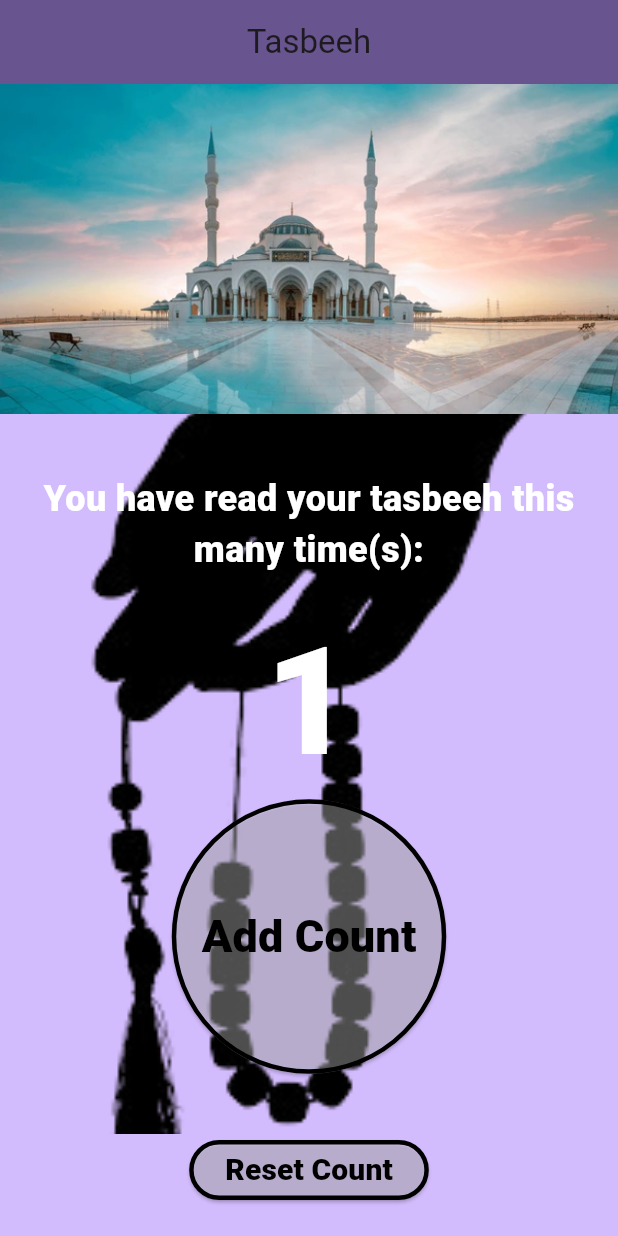
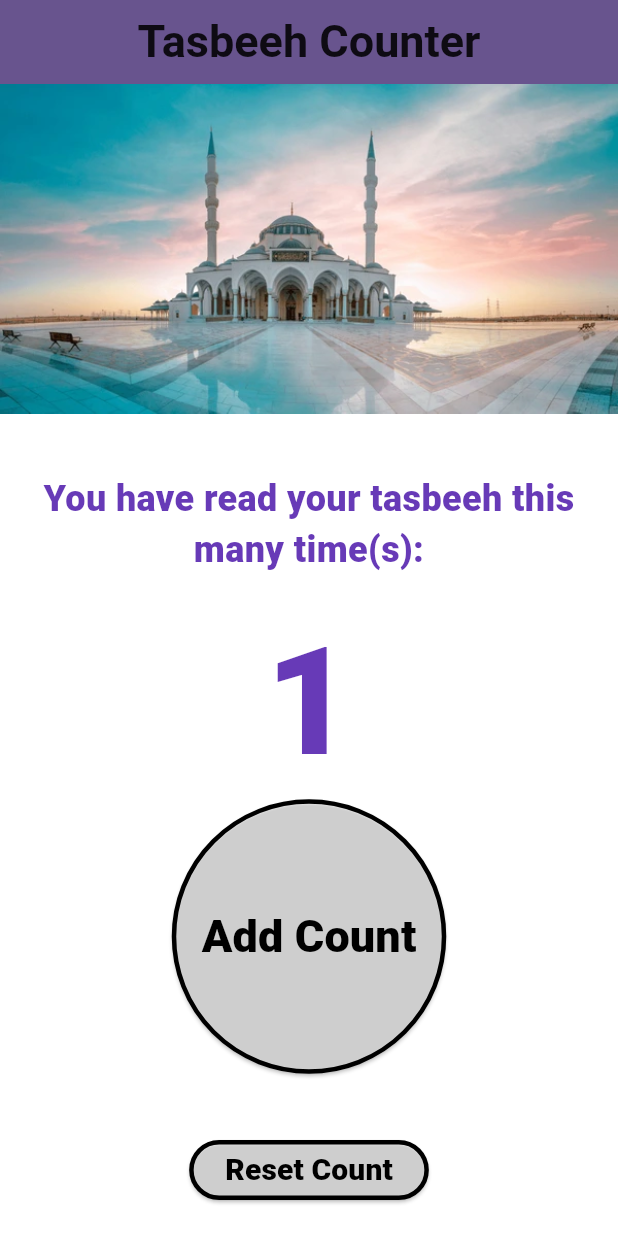
Before and after one commit to EngFaizan/Islamic_Tasbih, a Flutter app: the screen it shows after launch, after a tap on "Add Count", on a phone screen of 412 x 824 dp. Run offline on Flutter 3.47's test engine with Material 3 defaults, Android fonts, the phone set to English and light mode, and no system bars.

Commit message:
Updated the UI of the App. Also Added Splash Screen and Home Page Seperatly.

```diff
--- /dev/null
+++ b/tasbeeh/lib/HomePage.dart
@@ -0,0 +1,123 @@
+import 'package:flutter/material.dart';
+
+class HomePage extends StatefulWidget {
+  const HomePage({super.key, required this.title});
+  final String title;
+
+  @override
+  State<HomePage> createState() => HomePageState();
+}
+
+class HomePageState extends State<HomePage> {
+  int _counter = 0;
+
+  void _incrementCounter() {
+    setState(() {
+      _counter++;
+    });
+  }
+
+  void _resetCounter() {
+    setState(() {
+      _counter = 0;
+    });
+  }
+
+  @override
+  Widget build(BuildContext context) {
+    return Scaffold(
+      appBar: AppBar(
+        backgroundColor: Theme.of(context).colorScheme.primary,
+        title: Center(
+            child: Text(widget.title,
+              style: const TextStyle(
+                fontSize: 30,
+                fontWeight: FontWeight.w700,
+                color: Colors.black87
+              ),
+            )
+        ),
+      ),
+      body: Center(
+        child: Container(
+          width: double.infinity,
+          height: double.infinity,
+          color: Colors.white,
+          child: Column(
+            mainAxisAlignment: MainAxisAlignment.center,
+            children: <Widget>[
+              Image.asset('assets/images/masjid.webp'),
+              Expanded(
+                child: Container(
+                  // decoration: const BoxDecoration(
+                  //   image: DecorationImage(
+                  //     image: AssetImage('assets/images/background.png'),
+                  //     fit: BoxFit.cover,
+                  //   ),
+                  // ),
+                  child: Center(
+                    child: Column(
+                      mainAxisAlignment: MainAxisAlignment.center,
+                      children: [
+                        const Text(
+                          'You have read your tasbeeh this many time(s):',
+                          textAlign: TextAlign.center,
+                          style: TextStyle(
+                            fontSize: 24,
+                            fontWeight: FontWeight.w900,
+                            color: Colors.deepPurple,
+                          ),
+                        ),
+                        const SizedBox(height: 20,),
+                        Text(
+                          '$_counter',
+                          style: Theme.of(context).textTheme.headlineMedium?.copyWith(
+                              color: Colors.deepPurple,
+                              fontSize: 100,
+                              fontWeight: FontWeight.w900
+                          ),
+                        ),
+                        ElevatedButton(
+                          onPressed: _incrementCounter,
+                          style: ElevatedButton.styleFrom(
+                              backgroundColor: Colors.white.withOpacity(0.3),
+                              shape: const CircleBorder(),
+                              padding: const EdgeInsets.all(70),
+                              side: const BorderSide(color: Colors.black, width: 3)
+                          ),
+                          child: const Text('Add Count',
+                            style: TextStyle(
+                                color: Colors.black,
+                                fontSize: 30,
+                                fontWeight: FontWeight.w900
+                            ),
+                          ),
+                        ),
+                      ],
+                    ),
+                  ),
+                ),
+              ),
+              const SizedBox(width: 20), // Added some space between buttons
+              ElevatedButton(
+                onPressed: _resetCounter,
+                style: ElevatedButton.styleFrom(
+                    backgroundColor: Colors.white.withOpacity(0.3),
+                    side: const BorderSide(color: Colors.black, width: 3)
+                ),
+                child: const Text('Reset Count',
+                  style: TextStyle(
+                      color: Colors.black,
+                      fontSize: 20,
+                      fontWeight: FontWeight.w900
+                  ),
+                ),
+              ),
+              const SizedBox(height: 20), // Added some space at the bottom
+            ],
+          ),
+        ),
+      ),
+    );
+  }
+}
--- /dev/null
+++ b/tasbeeh/lib/SplashScreen.dart
@@ -0,0 +1,35 @@
+import 'dart:async';
+import 'package:flutter/material.dart';
+import 'HomePage.dart';
+
+class Splashscreen extends StatefulWidget{
+  State<Splashscreen> createState() => SplashScreenState();
+}
+
+class SplashScreenState extends State<Splashscreen>{
+
+  @override
+  void initState() {
+    super.initState();
+    Timer(const Duration(seconds: 3), () {
+      // Navigate to the home screen after 3 seconds
+      Navigator.of(context).pushReplacement(MaterialPageRoute(
+        builder: (context) => const HomePage(title: "Tasbeeh Counter"),
+      ));
+    });
+  }
+
+  @override
+  Widget build (BuildContext context){
+    return Scaffold(
+      body: Center(
+        child: Container(
+          width: double.infinity,
+          height: double.infinity,
+          color: Theme.of(context).colorScheme.inversePrimary,
+          child: Image.asset('assets/images/background.png'),
+        )
+      ),
+    );
+  }
+}
--- a/tasbeeh/lib/main.dart
+++ b/tasbeeh/lib/main.dart
@@ -1,4 +1,6 @@
 import 'package:flutter/material.dart';
+import 'package:tasbeeh/SplashScreen.dart';
+import 'HomePage.dart';
 
 void main() {
   runApp(const MyApp());
@@ -16,121 +18,7 @@ class MyApp extends StatelessWidget {
         colorScheme: ColorScheme.fromSeed(seedColor: Colors.deepPurple),
         useMaterial3: true,
       ),
-      home: const MyHomePage(title: 'Tasbeeh'),
+      home: Splashscreen(),
     );
   }
 }
-
-class MyHomePage extends StatefulWidget {
-  const MyHomePage({super.key, required this.title});
-  final String title;
-
-  @override
-  State<MyHomePage> createState() => _MyHomePageState();
-}
-
-class _MyHomePageState extends State<MyHomePage> {
-  int _counter = 0;
-
-  void _incrementCounter() {
-    setState(() {
-      _counter++;
-    });
-  }
-
-  void _resetCounter() {
-    setState(() {
-      _counter = 0;
-    });
-  }
-
-  @override
-  Widget build(BuildContext context) {
-    return Scaffold(
-      appBar: AppBar(
-        backgroundColor: Theme.of(context).colorScheme.primary,
-        title: Center(child: Text(widget.title)),
-      ),
-      body: Center(
-        child: Container(
-          width: double.infinity,
-          height: double.infinity,
-          color: Theme.of(context).colorScheme.inversePrimary,
-          child: Column(
-            mainAxisAlignment: MainAxisAlignment.center,
-            children: <Widget>[
-              Image.asset('assets/images/masjid.webp'),
-              Expanded(
-                child: Container(
-                  decoration: const BoxDecoration(
-                    image: DecorationImage(
-                      image: AssetImage('assets/images/background.png'),
-                      fit: BoxFit.cover,
-                    ),
-                  ),
-                  child: Center(
-                    child: Column(
-                      mainAxisAlignment: MainAxisAlignment.center,
-                      children: [
-                        const Text(
-                          'You have read your tasbeeh this many time(s):',
-                          textAlign: TextAlign.center,
-                          style: TextStyle(
-                            fontSize: 24,
-                            fontWeight: FontWeight.w900,
-                            color: Colors.white, // Change text color if needed
-                          ),
-                        ),
-                        const SizedBox(height: 20,),
-                        Text(
-                          '$_counter',
-                          style: Theme.of(context).textTheme.headlineMedium?.copyWith(
-                              color: Colors.white,
-                              fontSize: 100,
-                              fontWeight: FontWeight.w900
-                          ),
-                        ),
-                        ElevatedButton(
-                          onPressed: _incrementCounter,
-                          style: ElevatedButton.styleFrom(
-                            backgroundColor: Colors.white.withOpacity(0.3),
-                            shape: const CircleBorder(),
-                            padding: const EdgeInsets.all(70),
-                            side: const BorderSide(color: Colors.black, width: 3)
-                          ),
-                          child: const Text('Add Count',
-                            style: TextStyle(
-                              color: Colors.black,
-                              fontSize: 30,
-                              fontWeight: FontWeight.w900
-                            ),
-                          ),
-                        ),
-                      ],
-                    ),
-                  ),
-                ),
-              ),
-              const SizedBox(width: 20), // Add some space between buttons
-              ElevatedButton(
-                onPressed: _resetCounter,
-                style: ElevatedButton.styleFrom(
-                  backgroundColor: Colors.white.withOpacity(0.3),
-                  side: const BorderSide(color: Colors.black, width: 3)
-                ),
-                child: const Text('Reset Count',
-                  style: TextStyle(
-                    color: Colors.black,
-                    fontSize: 20,
-                    fontWeight: FontWeight.w900
-                  ),
-                ),
-              ),
-              const SizedBox(height: 20), // Add some space at the bottom
-            ],
-          ),
-        ),
-      ),
-    );
-  }
-}
```
